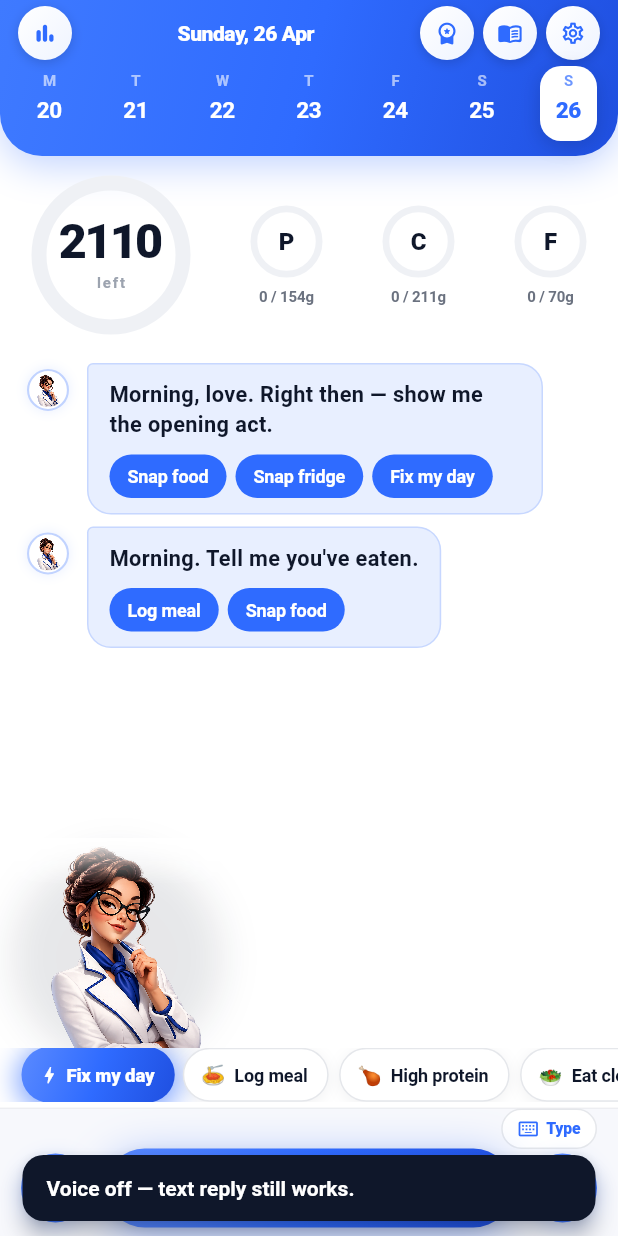
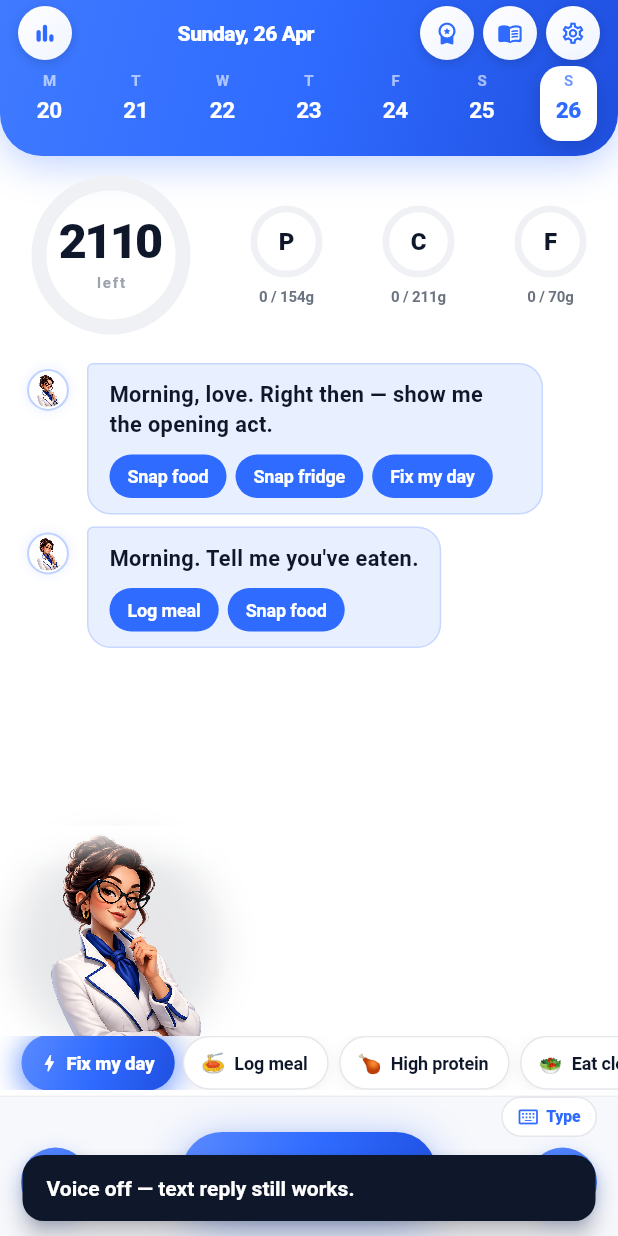
Before and after one commit to stossthegreat/Caliana, a Flutter app: the TodayScreen screen opened directly, on a phone screen of 412 x 824 dp. Run offline on Flutter 3.47's test engine with Material 3 defaults, Android fonts, the phone set to English and light mode, and no system bars; our stand-ins replace audioplayers, image_picker, shared_preferences; missing offline and left inert: record; accounts and stored records are empty; network calls fail; Roboto replaces fonts that are missing (SF Pro Display).

Commit message:
Kill the fake Caesar-salad fallback + shrink dock pill
THE SMOKING GUN.

Every photo + every text log was returning 350 kcal / 18 P / 35 C / 14 F
not because GPT vision was wrong — because the BACKEND CALL WAS FAILING
and Flutter was silently substituting these hardcoded numbers from
_localFallbackEntry. The user thought GPT had analysed a pizza as a
Caesar salad. GPT never even ran; the fallback ran and pretended.

caliana_service.dart:
- parseFoodFromText and parseFoodFromPhoto now return null on any
  failure (no backend URL, non-200, exception) instead of returning
  the fake-estimate FoodEntry.
- New lastFoodLogError field on the service captures the precise
  failure reason ("Couldn't read the photo. (500)" or "Couldn't
  reach Caliana — check connection") for the UI to surface.
- Deleted _localFallbackEntry and _titleCase entirely. They're the
  trap. Better to show "couldn't analyse" than to show fake data.

today_screen.dart:
- Three call sites (text input, photo snap, voice transcript) now
  show a navy snackbar with the actual error message when entry
  comes back null, instead of silently doing nothing. The chat reply
  still fires so Caliana can react to the user message even if the
  log itself failed.
- New _showFoodLogError helper.

input_dock.dart:
- Dock pill was filling the full row (Expanded) — now a fixed 168pt
  wide / 54pt tall, flanked by two Spacers so fridge sits at the
  hard left edge and camera at the hard right edge.
- Pill nudged 6pt up via Transform.translate so it reads as
  elevated above the side icons — "press me", not "another button".
- Row height fixed at 60pt so the dock doesn't grow with the lift.
- Pulse animation kept; glow stays subtle when idle, intense when
  recording.

https://claude.ai/code/session_01UsHHKX8ots5oPXM3fTPrbz

```diff
--- a/lib/widgets/input_dock.dart
+++ b/lib/widgets/input_dock.dart
@@ -115,23 +115,33 @@ class _InputDockState extends State<InputDock>
                       )
                     : const SizedBox.shrink(),
               ),
-              // Action row — left fridge | centre voice pill | right camera.
-              // Pill is the hero, side icons sit at the edges with breathing
-              // room (not glued to the pill). Whole row is shorter than the
-              // old 64pt-tall pill so the dock stops eating screen.
-              Row(
+              // Action row — fridge stays at the left edge, camera at
+              // the right edge. The voice pill sits in the middle but
+              // only takes ~half the row width — flanked by Spacers
+              // instead of Expanded so it never eats the whole bar.
+              // Slight upward offset on the pill so it reads as
+              // elevated above the side icons ("press me").
+              SizedBox(
+                height: 60,
+                child: Row(
                   crossAxisAlignment: CrossAxisAlignment.center,
                   children: [
                     _sideAction(
                       icon: Icons.kitchen_rounded,
                       onTap: widget.onFridge,
                     ),
-                  Expanded(child: _voicePill()),
+                    const Spacer(),
+                    Transform.translate(
+                      offset: const Offset(0, -6),
+                      child: _voicePill(),
+                    ),
+                    const Spacer(),
                     _sideAction(
                       icon: Icons.camera_alt_rounded,
                       onTap: widget.onCamera,
                     ),
                   ],
+                ),
               ),
             ],
           ),
@@ -261,8 +271,8 @@ class _InputDockState extends State<InputDock>
           return Transform.scale(
             scale: scale,
             child: Container(
-              height: 52,
-              margin: const EdgeInsets.symmetric(horizontal: 12),
+              height: 54,
+              width: 168,
               decoration: BoxDecoration(
                 gradient: const LinearGradient(
                   begin: Alignment.topLeft,
```
Also changed, not shown: lib/screens/today_screen.dart (+27 -0 lines), lib/services/caliana_service.dart (+24 -54 lines). Lines whose indentation alone changed are shown as unchanged.
